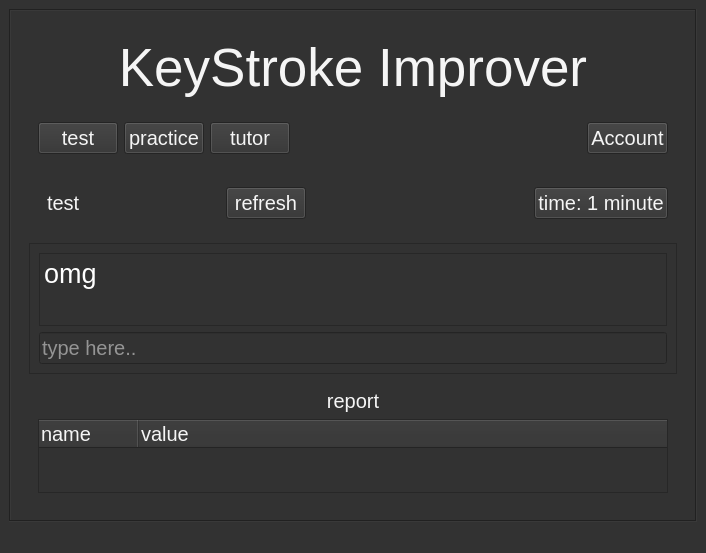
Old version of the form home.ui in the repository Prakash5209/typing_tutor.
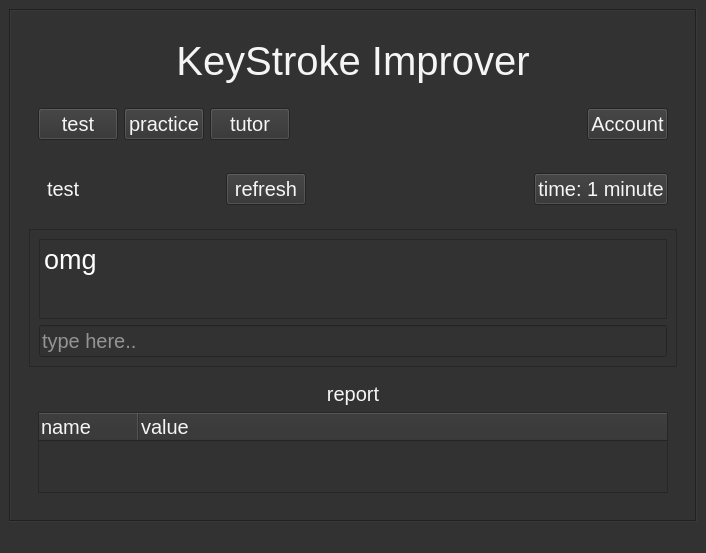
New version of the form.

What changed in the file:
```diff
--- a/home.ui
+++ b/home.ui
@@ -225,7 +225,7 @@
                 <property name="font">
                  <font>
                   <family>Ubuntu</family>
-                  <pointsize>40</pointsize>
+                  <pointsize>30</pointsize>
                   <weight>50</weight>
                   <italic>false</italic>
                   <bold>false</bold>
@@ -430,8 +430,8 @@
                <rect>
                 <x>0</x>
                 <y>0</y>
-                <width>634</width>
-                <height>117</height>
+                <width>648</width>
+                <height>119</height>
                </rect>
               </property>
               <layout class="QVBoxLayout" name="verticalLayout_2">
```
Left out of the diff: 2 changed lines with no effect on the pictures.
